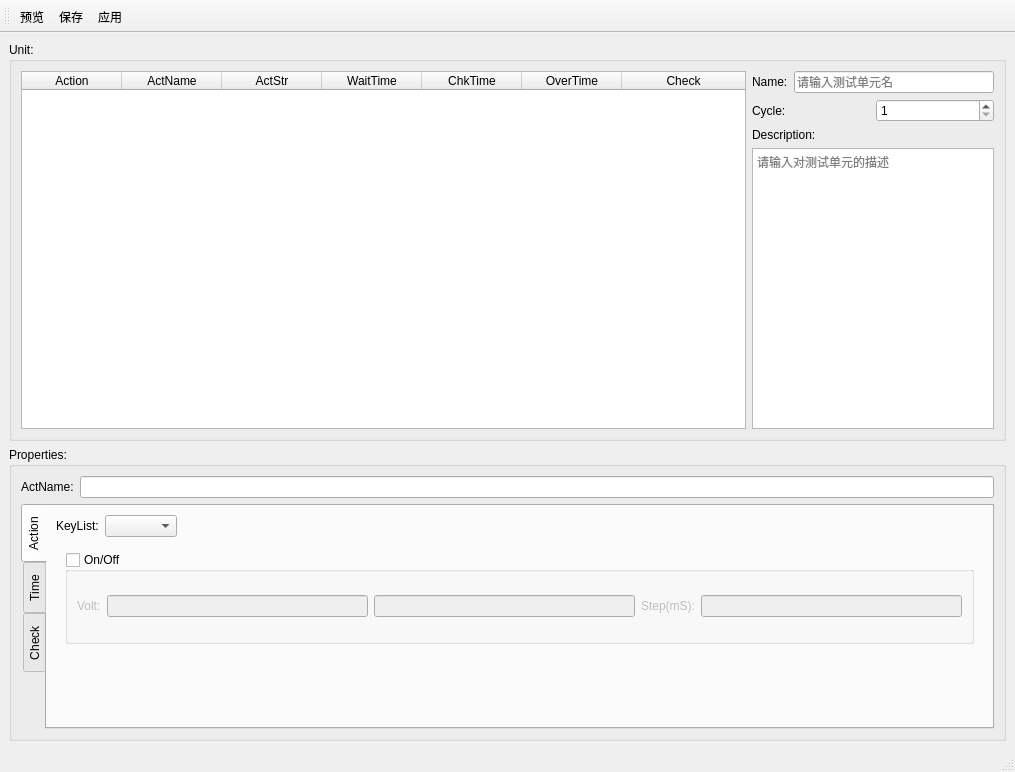
First picture: the form in SubWidget/deftheunit.ui, repository RoadRover-AutoTest/QtDemo, before the edit.
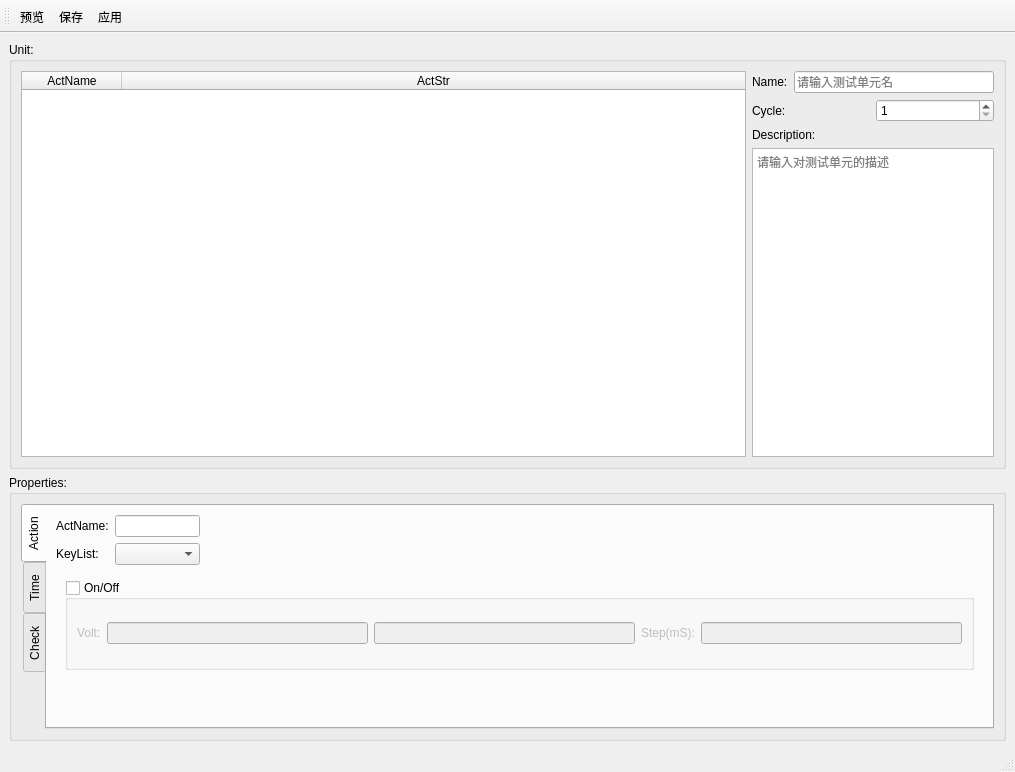
Second picture: the form after the edit.

What changed in the file:
```diff
--- a/SubWidget/deftheunit.ui
+++ b/SubWidget/deftheunit.ui
@@ -45,11 +45,6 @@
              <attribute name="horizontalHeaderStretchLastSection">
               <bool>true</bool>
              </attribute>
-             <column>
-              <property name="text">
-               <string>Action</string>
-              </property>
-             </column>
              <column>
               <property name="text">
                <string>ActName</string>
@@ -60,26 +55,6 @@
                <string>ActStr</string>
               </property>
              </column>
-             <column>
-              <property name="text">
-               <string>WaitTime</string>
-              </property>
-             </column>
-             <column>
-              <property name="text">
-               <string>ChkTime</string>
-              </property>
-             </column>
-             <column>
-              <property name="text">
-               <string>OverTime</string>
-              </property>
-             </column>
-             <column>
-              <property name="text">
-               <string>Check</string>
-              </property>
-             </column>
             </widget>
            </item>
            <item>
@@ -150,16 +125,6 @@
          <string>Properties:</string>
         </property>
         <layout class="QGridLayout" name="gridLayout_10">
-         <item row="0" column="0">
-          <widget class="QLabel" name="label_14">
-           <property name="text">
-            <string>ActName:</string>
-           </property>
-          </widget>
-         </item>
-         <item row="0" column="1">
-          <widget class="QLineEdit" name="editActName"/>
-         </item>
          <item row="1" column="0" colspan="2">
           <widget class="QTabWidget" name="tabProperties">
            <property name="tabPosition">
@@ -173,17 +138,17 @@
              <string>Action</string>
             </attribute>
             <layout class="QGridLayout" name="gridLayout_18">
-             <item row="0" column="0">
+             <item row="1" column="0">
               <widget class="QLabel" name="label_15">
                <property name="text">
                 <string>KeyList:</string>
                </property>
               </widget>
              </item>
-             <item row="0" column="1">
+             <item row="1" column="1">
               <widget class="QComboBox" name="comboKeyList"/>
              </item>
-             <item row="0" column="2">
+             <item row="1" column="2">
               <spacer name="horizontalSpacer">
                <property name="orientation">
                 <enum>Qt::Horizontal</enum>
@@ -196,7 +161,7 @@
                </property>
               </spacer>
              </item>
-             <item row="1" column="0" colspan="3">
+             <item row="2" column="0" colspan="3">
               <widget class="QStackedWidget" name="stackedWidget">
                <property name="currentIndex">
                 <number>1</number>
@@ -301,7 +266,7 @@
                </widget>
               </widget>
              </item>
-             <item row="2" column="0" colspan="3">
+             <item row="3" column="0" colspan="3">
               <spacer name="verticalSpacer_8">
                <property name="orientation">
                 <enum>Qt::Vertical</enum>
@@ -314,6 +279,16 @@
                </property>
               </spacer>
              </item>
+             <item row="0" column="0">
+              <widget class="QLabel" name="label_14">
+               <property name="text">
+                <string>ActName:</string>
+               </property>
+              </widget>
+             </item>
+             <item row="0" column="1">
+              <widget class="QLineEdit" name="editActName"/>
+             </item>
             </layout>
            </widget>
            <widget class="QWidget" name="tabTime">
```
